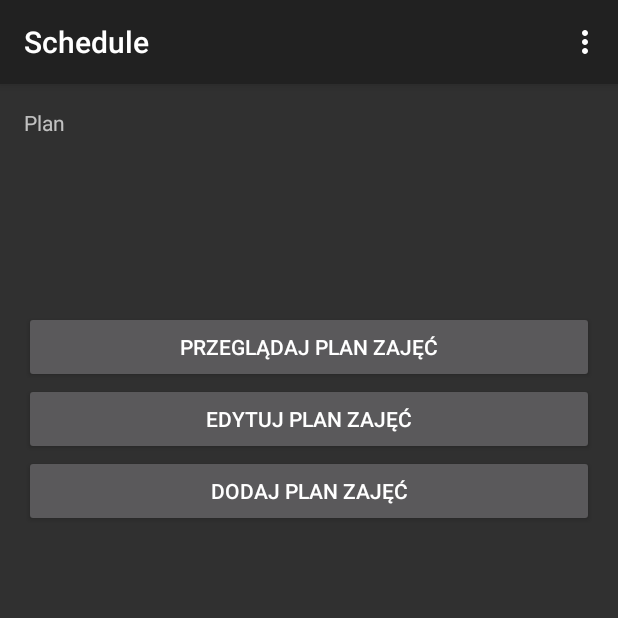
After one commit to PrzyjacielePrzyrody/MFISearch, an Android app: the Schedule screen opened directly, with no data from a screen before it, on a phone screen of 412 x 824 dp, the top half of it. The commit adds this screen. Run offline under Robolectric (Android 15) with nearby library versions, the phone set to English and light mode, and no system bars.

Commit message:
Nothing interesting.

```diff
--- /dev/null
+++ b/app/src/main/java/info/linuxpl/abraham/rszczers/mfisearch/Schedule.java
@@ -0,0 +1,39 @@
+package info.linuxpl.abraham.rszczers.mfisearch;
+
+import android.support.v7.app.ActionBarActivity;
+import android.os.Bundle;
+import android.view.Menu;
+import android.view.MenuItem;
+
+
+public class Schedule extends ActionBarActivity {
+
+    @Override
+    protected void onCreate(Bundle savedInstanceState) {
+        super.onCreate(savedInstanceState);
+        setContentView(R.layout.activity_schedule);
+    }
+
+
+    @Override
+    public boolean onCreateOptionsMenu(Menu menu) {
+        // Inflate the menu; this adds items to the action bar if it is present.
+        getMenuInflater().inflate(R.menu.menu_schedule, menu);
+        return true;
+    }
+
+    @Override
+    public boolean onOptionsItemSelected(MenuItem item) {
+        // Handle action bar item clicks here. The action bar will
+        // automatically handle clicks on the Home/Up button, so long
+        // as you specify a parent activity in AndroidManifest.xml.
+        int id = item.getItemId();
+
+        //noinspection SimplifiableIfStatement
+        if (id == R.id.action_settings) {
+            return true;
+        }
+
+        return super.onOptionsItemSelected(item);
+    }
+}
--- /dev/null
+++ b/app/src/main/res/layout/activity_schedule.xml
@@ -0,0 +1,56 @@
+<RelativeLayout xmlns:android="http://schemas.android.com/apk/res/android"
+    xmlns:tools="http://schemas.android.com/tools" android:layout_width="match_parent"
+    android:layout_height="match_parent" android:paddingLeft="@dimen/activity_horizontal_margin"
+    android:paddingRight="@dimen/activity_horizontal_margin"
+    android:paddingTop="@dimen/activity_vertical_margin"
+    android:paddingBottom="@dimen/activity_vertical_margin"
+    tools:context="info.linuxpl.abraham.rszczers.mfisearch.Schedule">
+
+    <TextView android:text="Plan" android:layout_width="wrap_content"
+        android:layout_height="wrap_content"
+        android:id="@+id/textView2" />
+
+    <TableLayout
+        android:layout_width="fill_parent"
+        android:layout_height="wrap_content"
+        android:layout_below="@+id/textView2"
+        android:layout_alignParentRight="true"
+        android:layout_alignParentEnd="true"
+        android:layout_marginTop="116dp"
+        android:stretchColumns="*">
+
+        <TableRow
+            android:layout_width="fill_parent"
+            android:layout_height="fill_parent">
+
+            <Button
+                android:layout_width="wrap_content"
+                android:layout_height="wrap_content"
+                android:text="@string/see_schedule"
+                android:id="@+id/see_schedule_button" />
+        </TableRow>
+
+        <TableRow
+            android:layout_width="fill_parent"
+            android:layout_height="fill_parent">
+
+            <Button
+                android:layout_width="wrap_content"
+                android:layout_height="wrap_content"
+                android:text="@string/edit_schedule"
+                android:id="@+id/edit_schedule_button" />
+        </TableRow>
+
+        <TableRow
+            android:layout_width="fill_parent"
+            android:layout_height="fill_parent">
+
+            <Button
+                android:layout_width="wrap_content"
+                android:layout_height="wrap_content"
+                android:text="@string/add_schedule"
+                android:id="@+id/add_schedule_button" />
+        </TableRow>
+    </TableLayout>
+
+</RelativeLayout>
--- a/app/src/main/res/layout/splash_screen.xml
+++ b/app/src/main/res/layout/splash_screen.xml
@@ -1,5 +1,6 @@
 <?xml version="1.0" encoding="utf-8"?>
 <LinearLayout xmlns:android="http://schemas.android.com/apk/res/android"
+    xmlns:tools="http://schemas.android.com/tools"
     android:layout_width="match_parent"
     android:layout_height="match_parent"
     android:gravity="center"
--- a/app/src/main/res/menu/main.xml
+++ b/app/src/main/res/menu/main.xml
@@ -6,4 +6,5 @@
         android:title="@string/action_settings"
         android:orderInCategory="100"
         app:showAsAction="never" />
+
 </menu>
--- /dev/null
+++ b/app/src/main/res/menu/menu_schedule.xml
@@ -0,0 +1,7 @@
+<menu xmlns:android="http://schemas.android.com/apk/res/android"
+    xmlns:app="http://schemas.android.com/apk/res-auto"
+    xmlns:tools="http://schemas.android.com/tools"
+    tools:context="info.linuxpl.abraham.rszczers.mfisearch.Schedule">
+    <item android:id="@+id/action_settings" android:title="@string/action_settings"
+        android:orderInCategory="100" app:showAsAction="never" />
+</menu>
```
Also changed, not shown: app/src/main/AndroidManifest.xml (+19 -5 lines), app/src/main/java/info/linuxpl/abraham/rszczers/mfisearch/ExamsActivity.java (added, +39 -0 lines), app/src/main/java/info/linuxpl/abraham/rszczers/mfisearch/MainActivity.java (+39 -0 lines), app/src/main/java/info/linuxpl/abraham/rszczers/mfisearch/MapActivity.java (added, +39 -0 lines), app/src/main/java/info/linuxpl/abraham/rszczers/mfisearch/ShowSoonClass.java (added, +39 -0 lines), app/src/main/res/layout/activity_exams.xml (added, +13 -0 lines), app/src/main/res/layout/activity_main.xml (+61 -5 lines), app/src/main/res/layout/activity_map.xml (added, +12 -0 lines), app/src/main/res/layout/activity_show_soon_class.xml (added, +12 -0 lines), app/src/main/res/menu/menu_exams.xml (added, +7 -0 lines), app/src/main/res/menu/menu_map.xml (added, +7 -0 lines), app/src/main/res/menu/menu_show_soon_class.xml (added, +7 -0 lines), app/src/main/res/values/strings.xml (+14 -0 lines), 1 other file.
